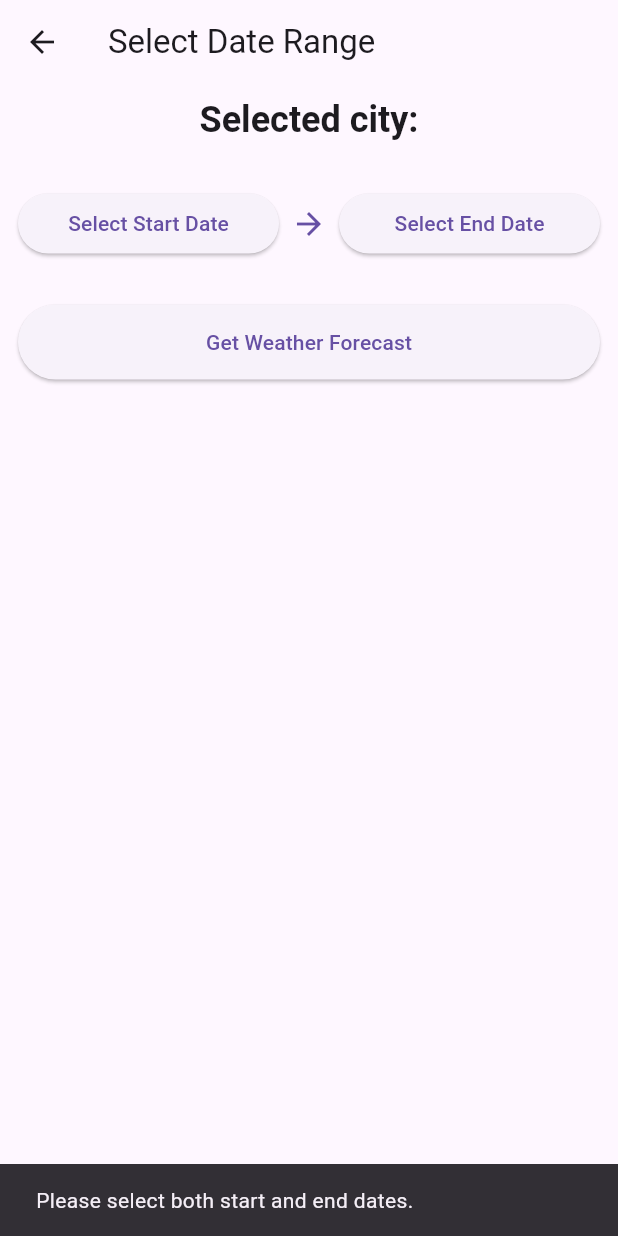
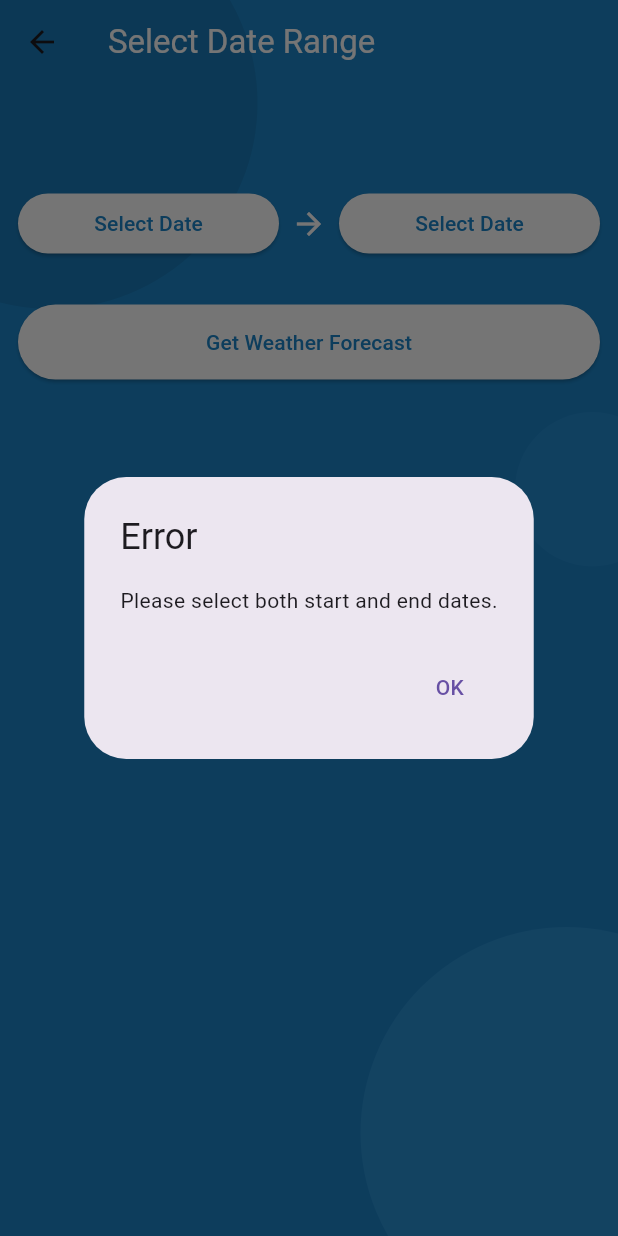
Before and after one commit to Kemberz/weather_app_v2, a Flutter app: the CalendarPage screen opened directly with empty values, after a tap on "Get Weather Forecast", on a phone screen of 412 x 824 dp. Run offline on Flutter 3.47's test engine with Material 3 defaults, Android fonts, the phone set to English and light mode, and no system bars; our stand-ins replace data_table_2, fl_chart, share_plus.

Commit message:
bug fixes

```diff
--- /dev/null
+++ b/lib/branded_backgroud.dart
@@ -0,0 +1,55 @@
+import 'package:flutter/material.dart';
+
+class BrandedBackground extends StatelessWidget {
+  final Widget child;
+
+  const BrandedBackground({Key? key, required this.child}) : super(key: key);
+
+  @override
+  Widget build(BuildContext context) {
+    return Stack(
+      children: [
+        Container(
+          color: const Color.fromARGB(255, 28, 133, 201),
+        ),
+        Positioned(
+          bottom: -MediaQuery.of(context).size.height / 4,
+          right: -MediaQuery.of(context).size.width / 4,
+          child: Container(
+            width: MediaQuery.of(context).size.width * 2 / 3,
+            height: MediaQuery.of(context).size.height * 2 / 3,
+            decoration: BoxDecoration(
+              shape: BoxShape.circle,
+              color: const Color.fromARGB(255, 51, 153, 219).withOpacity(0.6),
+            ),
+          ),
+        ),
+        Positioned(
+          top: -MediaQuery.of(context).size.height / 4,
+          left: -MediaQuery.of(context).size.width / 4,
+          child: Container(
+            width: MediaQuery.of(context).size.width * 2 / 3,
+            height: MediaQuery.of(context).size.height * 2 / 3,
+            decoration: BoxDecoration(
+              shape: BoxShape.circle,
+              color: const Color.fromARGB(255, 22, 106, 161).withOpacity(0.4),
+            ),
+          ),
+        ),
+        Positioned(
+          top: MediaQuery.of(context).size.height / 3,
+          right: -MediaQuery.of(context).size.width / 12,
+          child: Container(
+            width: MediaQuery.of(context).size.width / 4,
+            height: MediaQuery.of(context).size.width / 4,
+            decoration: BoxDecoration(
+              shape: BoxShape.circle,
+              color: const Color.fromARGB(255, 51, 153, 219).withOpacity(0.3),
+            ),
+          ),
+        ),
+        child,
+      ],
+    );
+  }
+}
--- a/lib/calendar_page.dart
+++ b/lib/calendar_page.dart
@@ -1,5 +1,6 @@
 import 'package:flutter/material.dart';
 import 'package:intl/intl.dart';
+import 'package:weather_app_v2/branded_backgroud.dart';
 import 'weather_api.dart';
 import 'results_page.dart';
 
@@ -17,35 +18,54 @@ class _CalendarPageState extends State<CalendarPage> {
   DateTime? _endDate;
 
   Future<void> _selectDate(BuildContext context, bool isStartDate) async {
+    final ThemeData theme = Theme.of(context);
+    final newTheme = theme.copyWith(
+      colorScheme: theme.colorScheme.copyWith(
+        primary: const Color.fromARGB(255, 28, 133, 201),
+        onPrimary: Colors.white,
+      ),
+    );
+
     final DateTime? picked = await showDatePicker(
       context: context,
-      initialDate: isStartDate ? _startDate ?? DateTime.now() : _endDate ?? DateTime.now(),
+      initialDate: isStartDate ? _startDate ?? DateTime.now().subtract(Duration(days: 1)) : _endDate ?? DateTime.now().subtract(Duration(days: 1)),
       firstDate: DateTime(1900),
-      lastDate: DateTime.now(),
+      lastDate: DateTime.now().subtract(Duration(days: 1)),
       initialDatePickerMode: DatePickerMode.day,
-      selectableDayPredicate: (DateTime date) {
-        return date.isBefore(DateTime.now().add(Duration(days: 1)));
+      builder: (BuildContext context, Widget? child) {
+        return Theme(
+          data: newTheme,
+          child: child!,
+        );
       },
     );
+
     if (picked != null) {
       setState(() {
         if (isStartDate) {
           _startDate = picked;
-          if (_endDate == null || _endDate!.isBefore(_startDate!)) {
-            _endDate = _startDate;
-          }
         } else {
           _endDate = picked;
-          if (_startDate == null || _startDate!.isAfter(_endDate!)) {
-            _startDate = _endDate;
-          }
         }
       });
     }
   }
 
+  String _formatDate(DateTime? date) {
+    return date != null ? DateFormat('yyyy-MM-dd').format(date) : 'Select Date';
+  }
+
   void _getWeatherForecast() {
-    if (_startDate != null && _endDate != null) {
+    if (_startDate == null || _endDate == null) {
+      _showErrorDialog('Please select both start and end dates.');
+      return;
+    }
+
+    if (_endDate!.difference(_startDate!).inDays < 1) {
+      _showErrorDialog('Please select a date range bigger than 1 day.');
+      return;
+    }
+
     print('Latitude: ${widget.city['latitude']}');
     print('Longitude: ${widget.city['longitude']}');
     print('Start Date: ${DateFormat('yyyy-MM-dd').format(_startDate!)}');
@@ -69,34 +89,53 @@ class _CalendarPageState extends State<CalendarPage> {
       );
     }).catchError((error) {
       print('Error fetching weather data: $error');
-        ScaffoldMessenger.of(context).showSnackBar(
-          SnackBar(content: Text('Failed to load weather data. Please try again.')),
+      _showErrorDialog('Failed to load weather data. Please try again.');
+    });
+  }
+
+  void _showErrorDialog(String message) {
+    showDialog(
+      context: context,
+      builder: (BuildContext context) {
+        return AlertDialog(
+          title: Text('Error'),
+          content: Text(message),
+          actions: <Widget>[
+            TextButton(
+              child: Text('OK'),
+              onPressed: () {
+                Navigator.of(context).pop();
+              },
+            ),
+          ],
         );
-      });
-    } else {
-      ScaffoldMessenger.of(context).showSnackBar(
-        SnackBar(content: Text('Please select both start and end dates.')),
+      },
     );
-    }
   }
 
   @override
   Widget build(BuildContext context) {
     return Scaffold(
       appBar: AppBar(
-        title: Text('Select Date Range'),
+        title: Text('Select Date Range', style: TextStyle(color: Colors.white)),
+        backgroundColor: Colors.transparent,
+        elevation: 0,
       ),
-      body: Padding(
+      extendBodyBehindAppBar: true,
+      body: BrandedBackground(
+        child: SafeArea(
+          child: Padding(
             padding: const EdgeInsets.symmetric(vertical: 8, horizontal: 12),
             child: Column(
               crossAxisAlignment: CrossAxisAlignment.stretch,
               children: [
                 Center(
                   child: Text(
-                'Selected city: ${widget.city['name']}',
+                    '${widget.city['name']}',
                     style: Theme.of(context).textTheme.headlineMedium?.copyWith(
                       fontWeight: FontWeight.bold,
                       fontSize: 24,
+                      color: Colors.white,
                     ),
                     textAlign: TextAlign.center,
                   ),
@@ -107,20 +146,24 @@ class _CalendarPageState extends State<CalendarPage> {
                     Expanded(
                       child: ElevatedButton(
                         onPressed: () => _selectDate(context, true),
-                    child: Text(_startDate == null
-                      ? 'Select Start Date'
-                      : '${DateFormat('yyyy-MM-dd').format(_startDate!)}'),
+                        child: Text(_formatDate(_startDate)),
+                        style: ElevatedButton.styleFrom(
+                          foregroundColor: const Color.fromARGB(255, 28, 133, 201),
+                          backgroundColor: Colors.white,
+                        ),
                       ),
                     ),
                     SizedBox(width: 8),
-                Icon(Icons.arrow_forward, color: Theme.of(context).primaryColor),
+                    Icon(Icons.arrow_forward, color: Colors.white),
                     SizedBox(width: 8),
                     Expanded(
                       child: ElevatedButton(
                         onPressed: () => _selectDate(context, false),
-                    child: Text(_endDate == null
-                      ? 'Select End Date'
-                      : '${DateFormat('yyyy-MM-dd').format(_endDate!)}'),
+                        child: Text(_formatDate(_endDate)),
+                        style: ElevatedButton.styleFrom(
+                          foregroundColor: const Color.fromARGB(255, 28, 133, 201),
+                          backgroundColor: Colors.white,
+                        ),
                       ),
                     ),
                   ],
@@ -131,11 +174,15 @@ class _CalendarPageState extends State<CalendarPage> {
                   child: Text('Get Weather Forecast'),
                   style: ElevatedButton.styleFrom(
                     padding: EdgeInsets.symmetric(vertical: 15),
+                    foregroundColor: const Color.fromARGB(255, 28, 133, 201),
+                    backgroundColor: Colors.white,
                   ),
                 ),
               ],
             ),
           ),
+        ),
+      ),
     );
   }
 }
--- a/lib/datasheet_page.dart
+++ b/lib/datasheet_page.dart
@@ -255,6 +255,7 @@ class _DatasheetPageState extends State<DatasheetPage> {
     return Scaffold(
       appBar: AppBar(
         title: Text('Data for ${widget.cityName}'),
+        backgroundColor: const Color.fromARGB(255, 28, 133, 201),
         actions: [
           IconButton(
             icon: Icon(_isFiltering ? Icons.filter_list_off : Icons.filter_list),
--- a/lib/main.dart
+++ b/lib/main.dart
@@ -9,6 +9,7 @@ class WeatherApp extends StatelessWidget {
   @override
   Widget build(BuildContext context) {
     return MaterialApp(
+      debugShowCheckedModeBanner: false,
       title: 'Weather App',
       theme: ThemeData(
         primarySwatch: Colors.blue,
--- a/pubspec.yaml
+++ b/pubspec.yaml
@@ -23,3 +23,5 @@ dev_dependencies:
 
 flutter:
   uses-material-design: true
+  assets:
+    - assets/H2Caetano.jpg
```
Also changed, not shown: lib/results_page.dart (+38 -8 lines), lib/search_page.dart (+123 -50 lines), assets/H2Caetano.jpg (added). Lines whose indentation alone changed are shown as unchanged.
